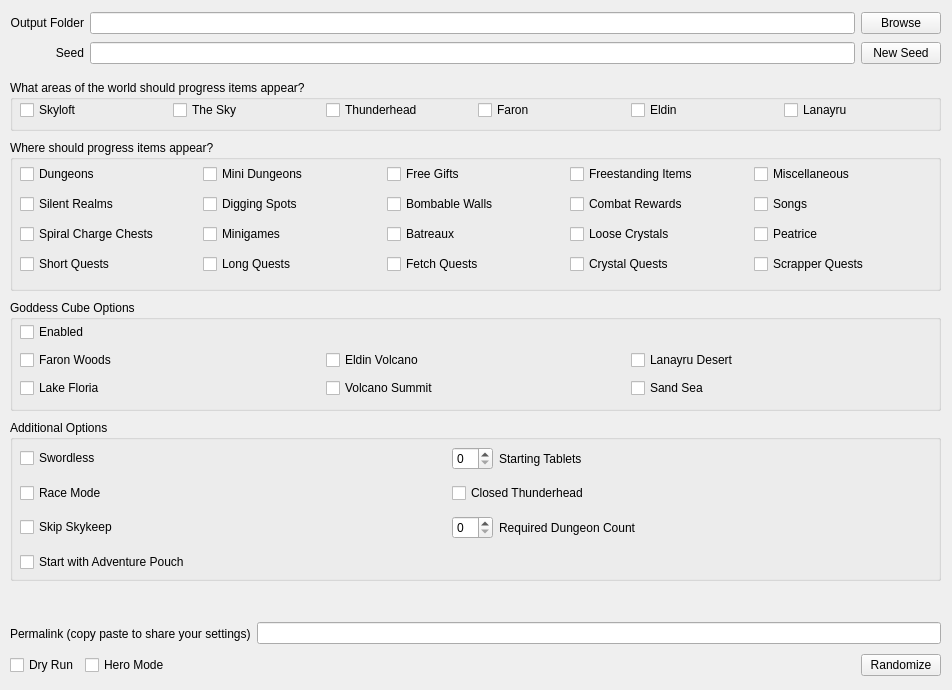
Above: gui/randogui.ui from ssrando/ssrando before the change. Below: the same form after it.
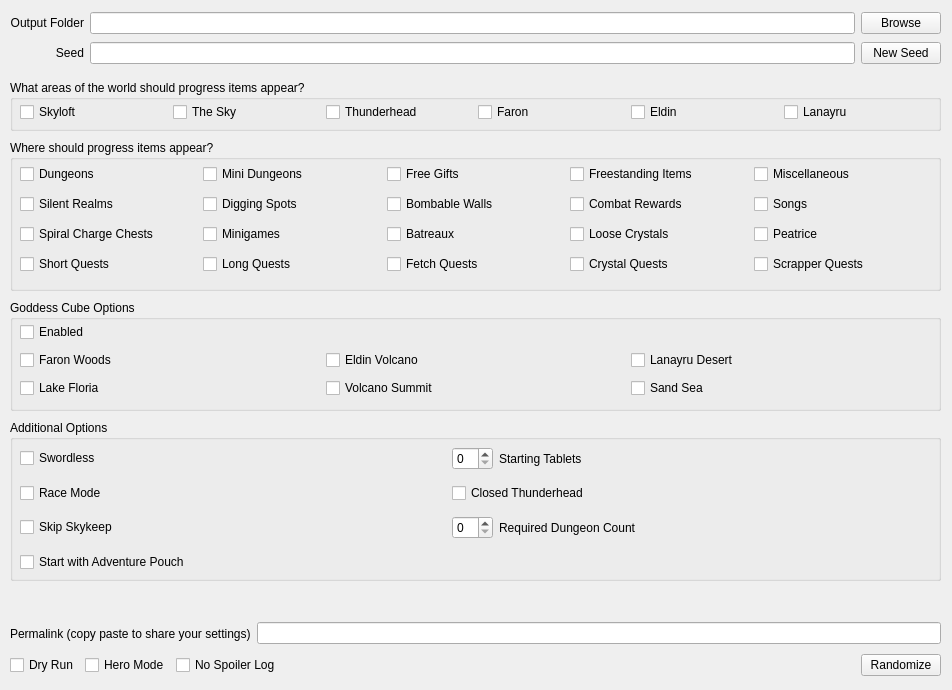
That is the form after the change.

Commit message: Add no spoiler log option

Diff of the .ui file:
```diff
--- a/gui/randogui.ui
+++ b/gui/randogui.ui
@@ -398,6 +398,13 @@
        </property>
       </widget>
      </item>
+     <item>
+      <widget class="QCheckBox" name="option_no_spoiler_log">
+       <property name="text">
+        <string>No Spoiler Log</string>
+       </property>
+      </widget>
+     </item>
      <item>
       <spacer name="horizontalSpacer">
        <property name="orientation">
@@ -476,7 +483,7 @@
        <x>10</x>
        <y>20</y>
        <width>911</width>
-       <height>80</height>
+       <height>83</height>
       </rect>
      </property>
      <layout class="QGridLayout" name="gridLayout_4">
@@ -550,7 +557,7 @@
        <x>10</x>
        <y>20</y>
        <width>911</width>
-       <height>21</height>
+       <height>25</height>
       </rect>
      </property>
      <layout class="QHBoxLayout" name="horizontalLayout_4">
```
The commit also changes 6 other files.
